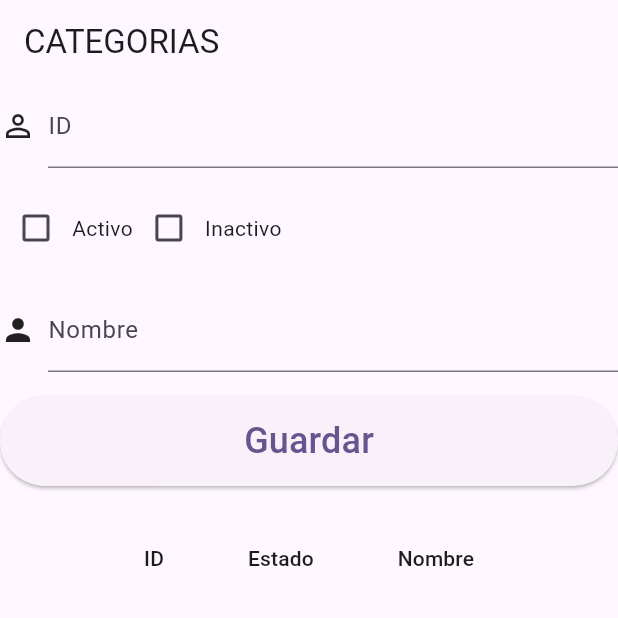
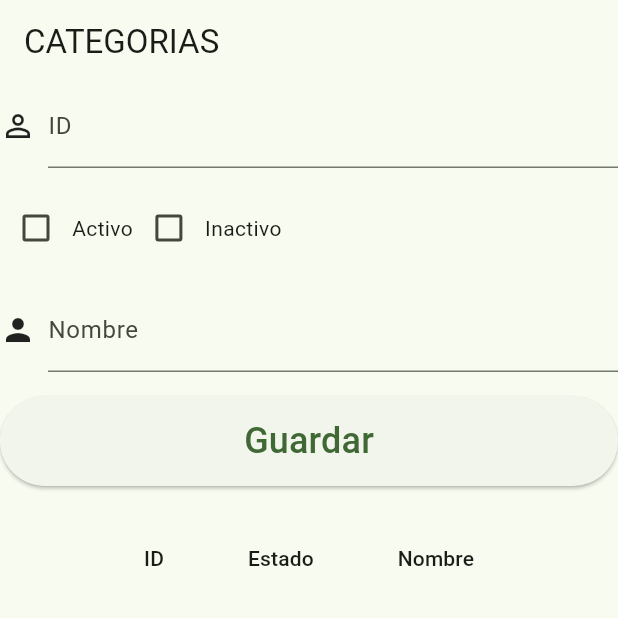
Before and after one commit to wendybarahona681/eval2_sis21b, a Flutter app: the screen it shows after launch, on a phone screen of 412 x 824 dp, the top half of it. Run offline on Flutter 3.47's test engine with Material 2 defaults, Android fonts, the phone set to English and light mode, and no system bars; our stand-ins replace cloud_firestore, firebase_core; accounts and stored records are empty.

Commit message:
face seis

```diff
--- a/lib/main.dart
+++ b/lib/main.dart
@@ -18,7 +18,8 @@ class MyApp extends StatelessWidget {
       debugShowCheckedModeBanner: false,
       title: 'Crud Firebase',
       theme: ThemeData(
-        colorScheme: ColorScheme.fromSeed(seedColor: Colors.deepPurple),
+        colorScheme:
+            ColorScheme.fromSeed(seedColor: Color.fromARGB(255, 80, 194, 60)),
         useMaterial3: true,
       ),
       home: const MyHomePage(title: 'CATEGORIAS'),
```
